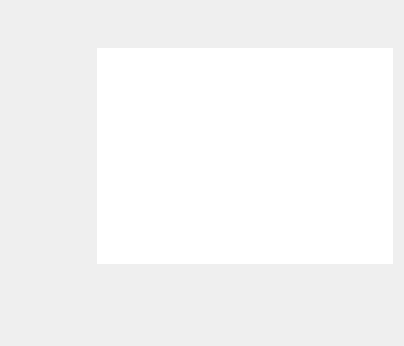
Before: the Qt Designer form mediaflyplayer/forms/MediaflyPlayAudio.ui in tex/mediafly, drawn with Qt 5.
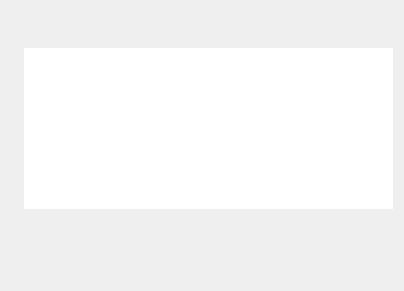
After: the same form once the commit is applied. Custom widgets are drawn as their Qt base class.

```diff
--- a/mediaflyplayer/forms/MediaflyPlayAudio.ui
+++ b/mediaflyplayer/forms/MediaflyPlayAudio.ui
@@ -6,7 +6,7 @@
     <x>0</x>
     <y>0</y>
     <width>404</width>
-    <height>346</height>
+    <height>291</height>
    </rect>
   </property>
   <property name="windowTitle" >
@@ -34,18 +34,6 @@
       <layout class="QHBoxLayout" name="horizontalLayout" >
        <item>
         <widget class="QLabel" name="m_iconLabel" >
-         <property name="minimumSize" >
-          <size>
-           <width>80</width>
-           <height>80</height>
-          </size>
-         </property>
-         <property name="maximumSize" >
-          <size>
-           <width>80</width>
-           <height>16777215</height>
-          </size>
-         </property>
          <property name="text" >
           <string/>
          </property>
@@ -76,6 +64,12 @@
      </item>
      <item>
       <widget class="NScrollLabel" name="m_episodeNameLabel" >
+       <property name="sizePolicy" >
+        <sizepolicy vsizetype="Fixed" hsizetype="Preferred" >
+         <horstretch>0</horstretch>
+         <verstretch>0</verstretch>
+        </sizepolicy>
+       </property>
        <property name="font" >
         <font>
          <pointsize>20</pointsize>
@@ -88,6 +82,12 @@
      </item>
      <item>
       <widget class="NScrollLabel" name="m_numberOfEpisodesLabel" >
+       <property name="sizePolicy" >
+        <sizepolicy vsizetype="Fixed" hsizetype="Preferred" >
+         <horstretch>0</horstretch>
+         <verstretch>0</verstretch>
+        </sizepolicy>
+       </property>
        <property name="font" >
         <font>
          <pointsize>18</pointsize>
```
Left out of the diff: 6 changed lines with no effect on the pictures.
